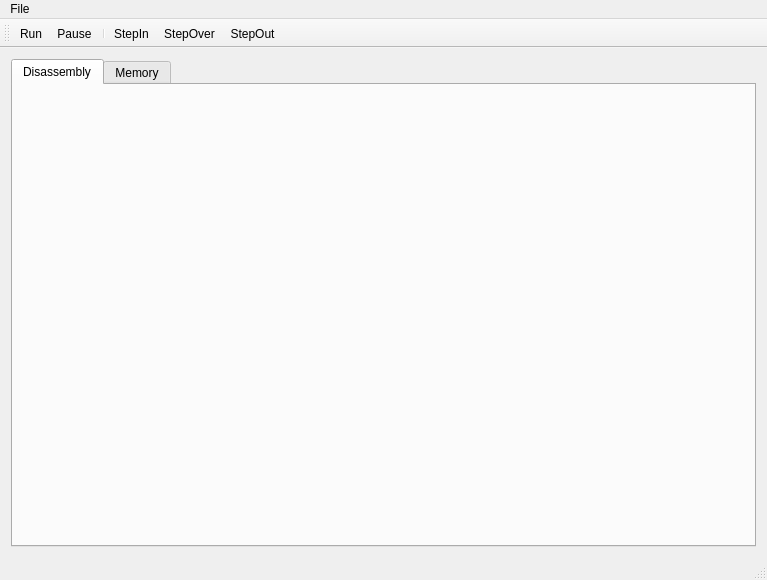
Before: the Qt Designer form pcsp_debugger/src/qt4/qt4_pcspdebugger.ui in pcspold/pcsp-deprecated, drawn with Qt 5.
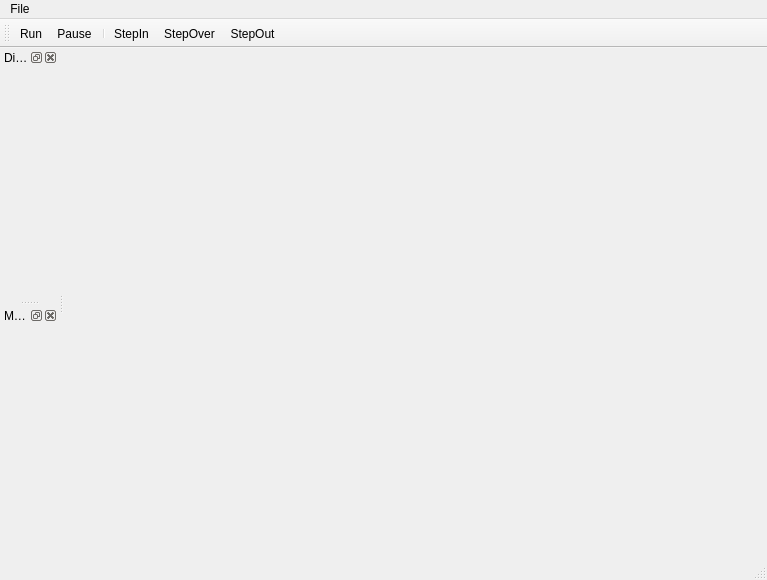
After: the same form once the commit is applied. Icons and pictures are not drawn.

Commit message: replaced tabs with docking widgets

Diff of the .ui file:
```diff
--- a/pcsp_debugger/src/qt4/qt4_pcspdebugger.ui
+++ b/pcsp_debugger/src/qt4/qt4_pcspdebugger.ui
@@ -25,25 +25,7 @@
      <verstretch>0</verstretch>
     </sizepolicy>
    </property>
-   <layout class="QHBoxLayout" name="horizontalLayout">
-    <item>
-     <widget class="QTabWidget" name="tabWidget">
-      <property name="currentIndex">
-       <number>0</number>
-      </property>
-      <widget class="QWidget" name="tab">
-       <attribute name="title">
-        <string>Disassembly</string>
-       </attribute>
-      </widget>
-      <widget class="QWidget" name="tab_2">
-       <attribute name="title">
-        <string>Memory</string>
-       </attribute>
-      </widget>
-     </widget>
-    </item>
-   </layout>
+   <layout class="QHBoxLayout" name="horizontalLayout"/>
   </widget>
   <widget class="QMenuBar" name="menuBar">
    <property name="geometry">
@@ -79,6 +61,27 @@
    <addaction name="actionStepOver"/>
    <addaction name="actionStepOut"/>
   </widget>
+  <widget class="QDockWidget" name="disassembly_dock">
+   <property name="features">
+    <set>QDockWidget::AllDockWidgetFeatures</set>
+   </property>
+   <property name="windowTitle">
+    <string>Disassembly</string>
+   </property>
+   <attribute name="dockWidgetArea">
+    <number>1</number>
+   </attribute>
+   <widget class="QWidget" name="dockWidgetContents_4"/>
+  </widget>
+  <widget class="QDockWidget" name="memory_dock">
+   <property name="windowTitle">
+    <string>Memory</string>
+   </property>
+   <attribute name="dockWidgetArea">
+    <number>1</number>
+   </attribute>
+   <widget class="QWidget" name="dockWidgetContents_5"/>
+  </widget>
   <action name="actionRun">
    <property name="icon">
     <iconset resource="qt4_pcspdebugger.qrc">
```
Left out of the diff: 2 changed lines with no effect on the pictures. The commit also changes 2 other files.
